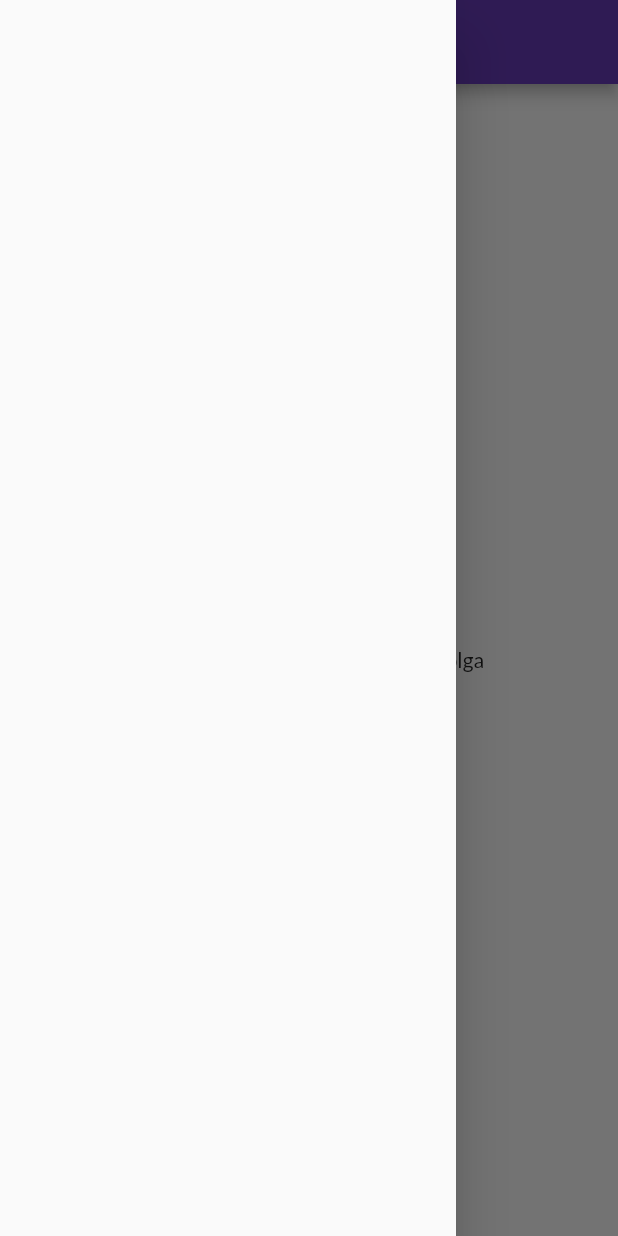
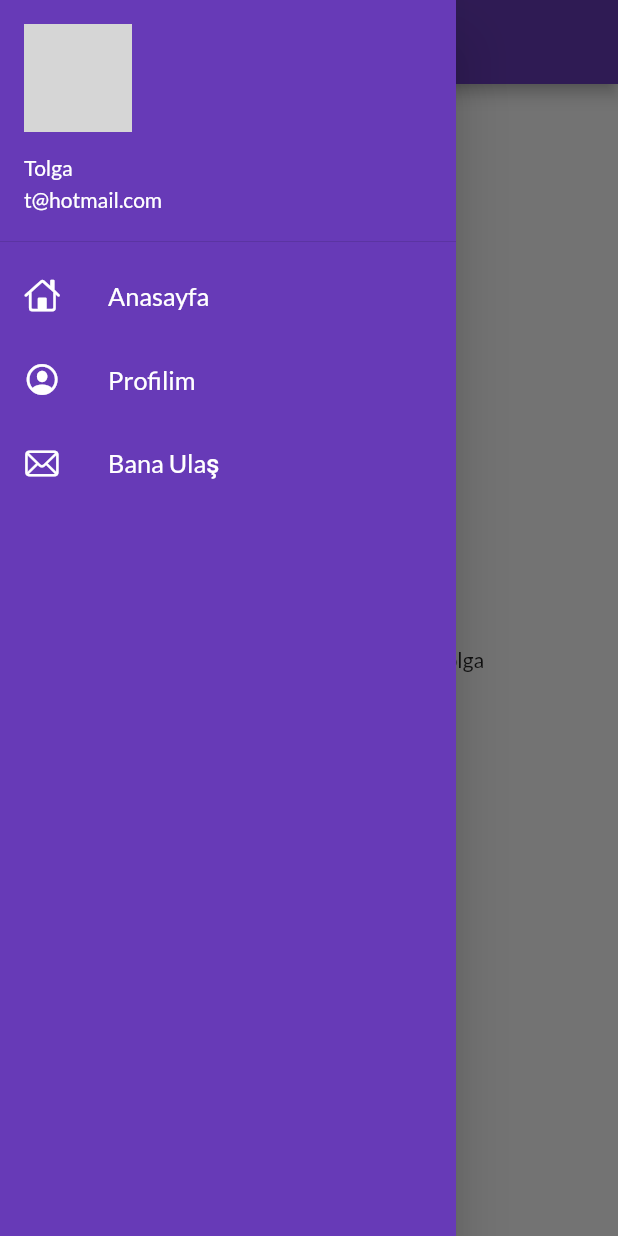
Before and after one commit to ttolgaerdogan/flutter-course, a Flutter app: the HomePage screen opened by its route, with the side drawer open, on a phone screen of 412 x 824 dp. Run offline on Flutter 3.47's test engine with Material 2 defaults, Android fonts, the phone set to English and light mode, and no system bars; our stand-ins replace google_fonts; network calls fail; grey boxes are pictures that could not be loaded.

Commit message:
day9 completed

```diff
--- a/lib/main.dart
+++ b/lib/main.dart
@@ -22,6 +22,7 @@ class MyApp extends StatelessWidget {
       darkTheme: ThemeData(
         brightness: Brightness.dark,
       ),
+      debugShowCheckedModeBanner: false,
       initialRoute: "/",
       routes: {
         "/": (context) => const LoginPage(),
--- a/lib/pages/home_page.dart
+++ b/lib/pages/home_page.dart
@@ -1,4 +1,5 @@
 import 'package:flutter/material.dart';
+import 'package:flutter_application_1/widgets/drawer.dart';
 
 class HomePage extends StatelessWidget {
   const HomePage({super.key});
@@ -14,7 +15,7 @@ class HomePage extends StatelessWidget {
       body: Center(
         child: Text("Welcome to $days days of flutter by $name"),
       ),
-      drawer: const Drawer(),
+      drawer: const MyDrawer(),
     );
   }
 }
--- /dev/null
+++ b/lib/widgets/drawer.dart
@@ -0,0 +1,66 @@
+import 'package:flutter/cupertino.dart';
+import "package:flutter/material.dart";
+
+class MyDrawer extends StatelessWidget {
+  const MyDrawer({super.key});
+
+  @override
+  Widget build(BuildContext context) {
+    const imageUrl =
+        "https://i.pinimg.com/736x/88/ff/10/88ff1040a44b5ac3e716e855110f3a37.jpg";
+
+    return Drawer(
+      child: Container(
+        color: Colors.deepPurple,
+        child: ListView(
+          children: [
+            DrawerHeader(
+              padding: EdgeInsets.zero,
+              child: UserAccountsDrawerHeader(
+                margin: EdgeInsets.zero,
+                accountName: Text("Tolga"),
+                accountEmail: Text("t@hotmail.com"),
+                currentAccountPicture: CircleAvatar(
+                  backgroundImage: NetworkImage(imageUrl),
+                ),
+              ),
+            ),
+            ListTile(
+              iconColor: Colors.white,
+              leading: Icon(CupertinoIcons.home),
+              title: Text(
+                "Anasayfa",
+                textScaleFactor: 1.2,
+                style: TextStyle(
+                  color: Colors.white,
+                ),
+              ),
+            ),
+            ListTile(
+              iconColor: Colors.white,
+              leading: Icon(CupertinoIcons.profile_circled),
+              title: Text(
+                "Profilim",
+                textScaleFactor: 1.2,
+                style: TextStyle(
+                  color: Colors.white,
+                ),
+              ),
+            ),
+            ListTile(
+              iconColor: Colors.white,
+              leading: Icon(CupertinoIcons.mail),
+              title: Text(
+                "Bana Ulaş",
+                textScaleFactor: 1.2,
+                style: TextStyle(
+                  color: Colors.white,
+                ),
+              ),
+            ),
+          ],
+        ),
+      ),
+    );
+  }
+}
```
Also changed, not shown: assets/images/profile.jpg (added).
